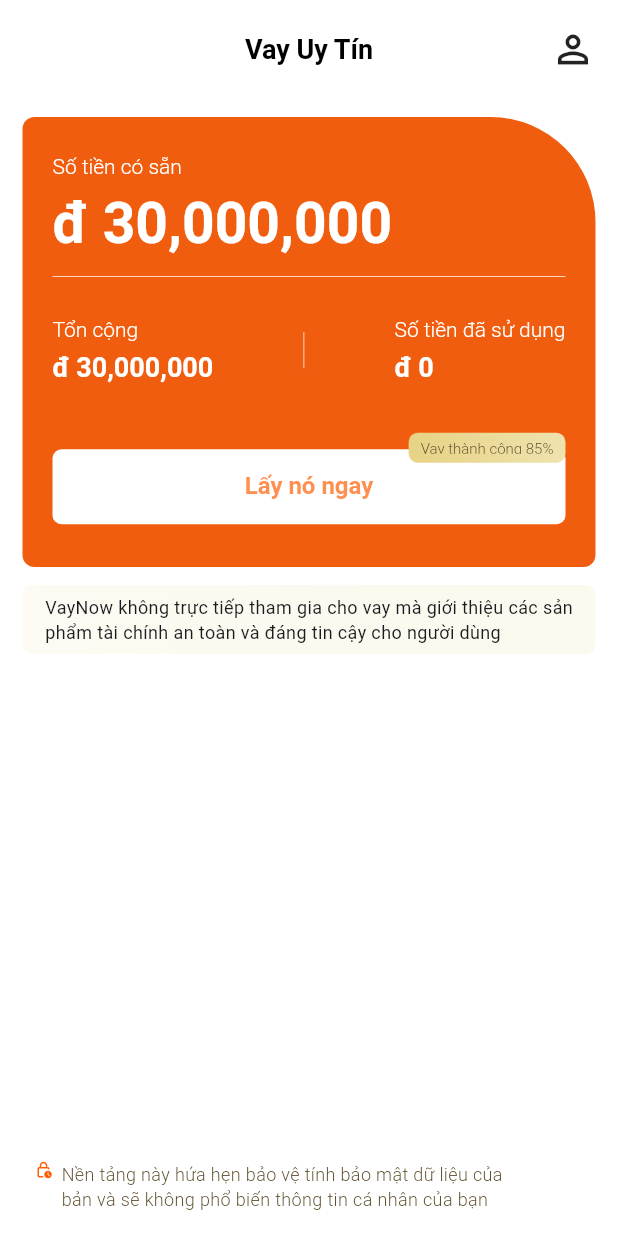
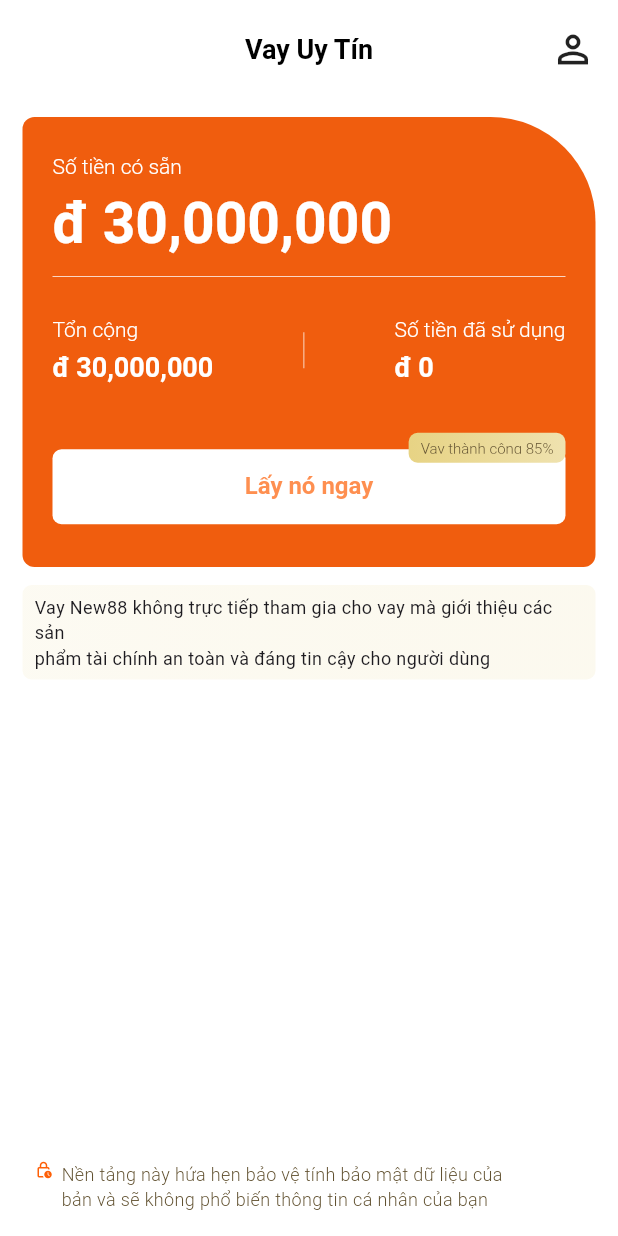
Before and after one commit to vvduocdn/new88vaynhanh, a Flutter app: the HomeScreen screen opened directly, on a phone screen of 412 x 824 dp. Run offline on Flutter 3.47's test engine with Material 3 defaults, Android fonts, the phone set to English and light mode, and no system bars; our stand-ins replace another_flushbar, cached_network_image, connectivity_plus, dio, equatable, flutter_bloc and 15 more; missing offline and left inert: signalr_core; accounts and stored records are empty; generated files the repository leaves out were written again; Roboto replaces fonts that are missing (SVN-Gilroy).

Commit message:
- Fix bug

```diff
--- a/lib/view/home/home_screen.dart
+++ b/lib/view/home/home_screen.dart
@@ -281,7 +281,7 @@
                         ),
                         alignment: Alignment.center,
                         child: const Text(
-                          'VayNow không trực tiếp tham gia cho vay mà giới thiệu các sản\nphẩm tài chính an toàn và đáng tin cậy cho người dùng',
+                          'Vay New88 không trực tiếp tham gia cho vay mà giới thiệu các sản\nphẩm tài chính an toàn và đáng tin cậy cho người dùng',
                           style: TextStyle(fontSize: 12),
                         ),
                       ),
```
